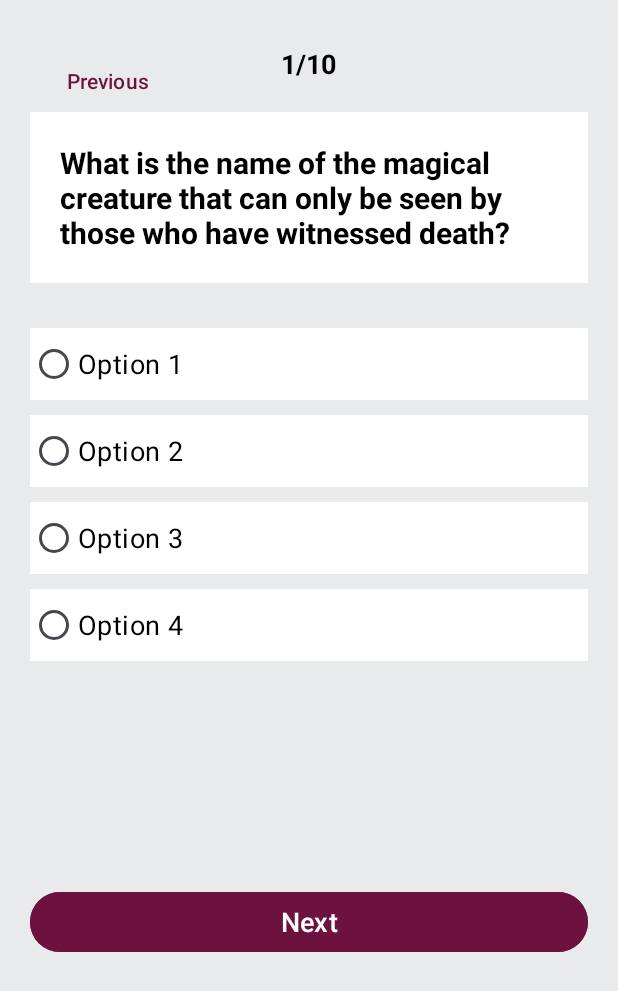
After one commit to AyeshaHaroon394/MCQ-Quiz-App, an Android app: the QuizScreen screen opened directly, with no data from a screen before it, on a phone screen of 412 x 824 dp. The commit adds this screen. Shown: the top 991 px of the screen. Run offline under Robolectric (Android 15) with nearby library versions, the phone set to English and light mode, and no system bars; 1 statement that could not run was skipped.

Commit message:
Quiz Screen frontend

```diff
--- a/app/src/main/AndroidManifest.xml
+++ b/app/src/main/AndroidManifest.xml
@@ -13,12 +13,15 @@
         android:theme="@style/Theme.MyQuizApp"
         tools:targetApi="31">
         <activity
+            android:name=".QuizScreen"
+            android:exported="false" />
+        <activity
             android:name=".MainActivity"
             android:exported="false" />
         <activity
             android:name=".SplashScreenActivity"
-            android:theme="@style/Theme.Design.NoActionBar"
-            android:exported="true">
+            android:exported="true"
+            android:theme="@style/Theme.Design.NoActionBar">
             <intent-filter>
                 <action android:name="android.intent.action.MAIN" />
 
--- /dev/null
+++ b/app/src/main/java/com/example/my_quiz_app/QuizScreen.java
@@ -0,0 +1,24 @@
+package com.example.my_quiz_app;
+
+import android.os.Bundle;
+
+import androidx.activity.EdgeToEdge;
+import androidx.appcompat.app.AppCompatActivity;
+import androidx.core.graphics.Insets;
+import androidx.core.view.ViewCompat;
+import androidx.core.view.WindowInsetsCompat;
+
+public class QuizScreen extends AppCompatActivity {
+
+    @Override
+    protected void onCreate(Bundle savedInstanceState) {
+        super.onCreate(savedInstanceState);
+        EdgeToEdge.enable(this);
+        setContentView(R.layout.quiz_screen);
+        ViewCompat.setOnApplyWindowInsetsListener(findViewById(R.id.main), (v, insets) -> {
+            Insets systemBars = insets.getInsets(WindowInsetsCompat.Type.systemBars());
+            v.setPadding(systemBars.left, systemBars.top, systemBars.right, systemBars.bottom);
+            return insets;
+        });
+    }
+}
--- a/app/src/main/res/drawable/roundbtn.xml
+++ b/app/src/main/res/drawable/inputfield.xml
@@ -6,7 +6,7 @@
         />
 
     <corners
-        android:radius="25dp"
+        android:radius="20dp"
         />
 
     <padding
--- a/app/src/main/res/layout/activity_main.xml
+++ b/app/src/main/res/layout/activity_main.xml
@@ -31,7 +31,7 @@
         android:layout_marginTop="100dp"
         android:text=" Enter your name: "
         android:textColor="@color/white"
-        android:textSize="20dp"
+        android:textSize="20sp"
         android:textStyle="bold"
         />
 
@@ -40,8 +40,9 @@
         android:layout_width="350dp"
         android:layout_height="50dp"
         android:hint="  Your Name"
-        android:textSize="16sp"
-        android:background="@drawable/roundbtn"
+        android:textColor="@color/black"
+        android:textSize="18sp"
+        android:background="@drawable/inputfield"
         android:layout_below="@id/nameLabel"
         android:layout_marginTop="10dp"
         android:layout_centerHorizontal="true"
@@ -50,16 +51,15 @@
     <Button
         android:id="@+id/startbtn"
         android:layout_width="250dp"
-        android:layout_height="100dp"
+        android:layout_height="50dp"
         android:text="Start"
-        android:textSize="20dp"
+        android:textSize="20sp"
         android:padding="10dp"
         android:background="@drawable/startbtn"
         android:textColor="@android:color/white"
         android:layout_below="@id/username"
         android:layout_centerHorizontal="true"
         android:layout_marginTop="83dp"
-        android:backgroundTint="#FFB6C1"
         />
 
 
--- /dev/null
+++ b/app/src/main/res/layout/quiz_screen.xml
@@ -0,0 +1,118 @@
+<?xml version="1.0" encoding="utf-8"?>
+<RelativeLayout xmlns:android="http://schemas.android.com/apk/res/android"
+    android:layout_width="match_parent"
+    android:layout_height="match_parent"
+    android:orientation="vertical"
+    android:background="#e9eaec"
+    android:padding="20dp">
+
+    <TextView
+        android:layout_width="wrap_content"
+        android:layout_height="wrap_content"
+        android:id="@+id/counter"
+        android:textSize="18sp"
+        android:textStyle="bold"
+        android:text="1/10"
+        android:textColor="@color/black"
+        android:layout_centerHorizontal="true"
+        android:layout_marginTop="10dp"
+        />
+
+    <Button
+        android:layout_width="wrap_content"
+        android:layout_height="wrap_content"
+        android:background="@android:color/transparent"
+        android:text="Previous"
+        android:textColor="#6D123F"
+        android:id="@+id/previousBtn"
+        android:layout_marginTop="10dp"
+        android:enabled="false"
+        />
+
+
+    <LinearLayout
+        android:id="@+id/questionDiv"
+        android:layout_width="match_parent"
+        android:layout_height="wrap_content"
+        android:layout_below="@id/counter"
+        android:layout_marginTop="20dp"
+        android:background="@android:color/white"
+        android:padding="20dp"
+        android:orientation="vertical"
+        android:gravity="center">
+
+        <TextView
+            android:id="@+id/question"
+            android:layout_width="wrap_content"
+            android:layout_height="wrap_content"
+            android:text="What is the name of the magical creature that can only be seen by those who have witnessed death?"
+            android:textSize="20sp"
+            android:textStyle="bold"
+            android:textColor="@android:color/black"/>
+    </LinearLayout>
+
+    <RadioGroup
+        android:layout_width="match_parent"
+        android:layout_height="wrap_content"
+        android:layout_below="@+id/questionDiv"
+        android:orientation="vertical"
+        android:layout_marginTop="30dp"
+        android:id="@+id/rGrp">
+
+        <RadioButton
+            android:layout_height="wrap_content"
+            android:layout_width="match_parent"
+            android:id="@+id/opt1"
+            android:textColor="@color/black"
+            android:text="Option 1"
+            android:background="@color/white"
+            android:textSize="18sp"
+            />
+
+        <RadioButton
+            android:layout_height="wrap_content"
+            android:layout_width="match_parent"
+            android:id="@+id/opt2"
+            android:textColor="@color/black"
+            android:text="Option 2"
+            android:background="@color/white"
+            android:textSize="18sp"
+            android:layout_marginTop="10dp"
+            />
+
+        <RadioButton
+            android:layout_height="wrap_content"
+            android:layout_width="match_parent"
+            android:id="@+id/opt3"
+            android:textColor="@color/black"
+            android:text="Option 3"
+            android:background="@color/white"
+            android:textSize="18sp"
+            android:layout_marginTop="10dp"
+            />
+
+        <RadioButton
+            android:layout_height="wrap_content"
+            android:layout_width="match_parent"
+            android:id="@+id/opt4"
+            android:textColor="@color/black"
+            android:text="Option 4"
+            android:background="@color/white"
+            android:textSize="18sp"
+            android:layout_marginTop="10dp"
+            />
+    </RadioGroup>
+
+    <Button
+        android:id="@+id/btn_next"
+        android:layout_width="match_parent"
+        android:layout_height="wrap_content"
+        android:text="Next"
+        android:textSize="18sp"
+        android:textColor="@color/white"
+        android:backgroundTint="#6d123f"
+        android:layout_below="@id/rGrp"
+        android:layout_marginTop="150dp"
+        android:layout_marginBottom="20dp"/>
+
+</RelativeLayout>
--- a/app/src/main/res/values/themes.xml
+++ b/app/src/main/res/values/themes.xml
@@ -5,6 +5,10 @@
         <item name="colorPrimary">#FFB6C1</item>
         <item name="colorPrimaryContainer">#FFB6C1</item>
         <item name="colorOnPrimary">#FFFFFF</item>
+        <item name="android:windowBackground">#6d123f</item> <!-- Dark pink background for dark mode -->
+        <item name="colorAccent">#6d123f</item> <!-- Dark pink buttons -->
+        <item name="android:textColorPrimary">#ffffff</item> <!-- White text for dark mode -->
+        <item name="android:textColorSecondary">#d3b7c5</item>
     </style>
 
     <style name="Theme.MyQuizApp" parent="Base.Theme.MyQuizApp" />
```
